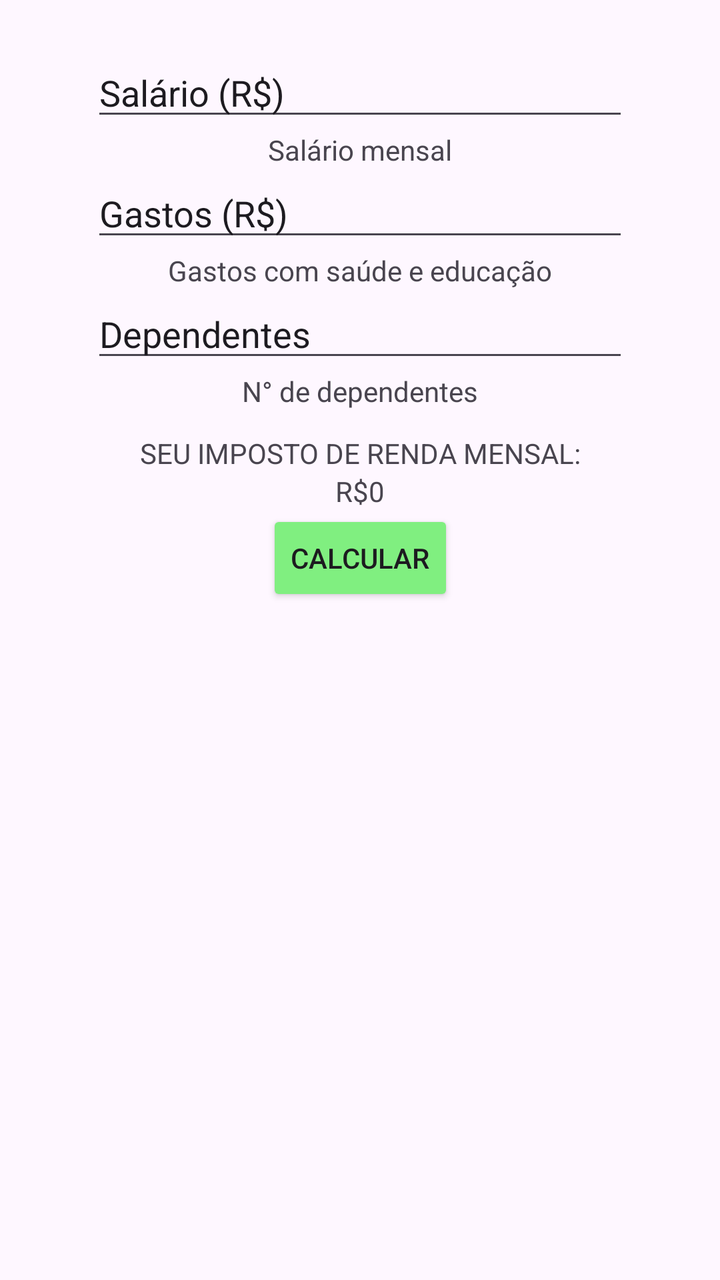
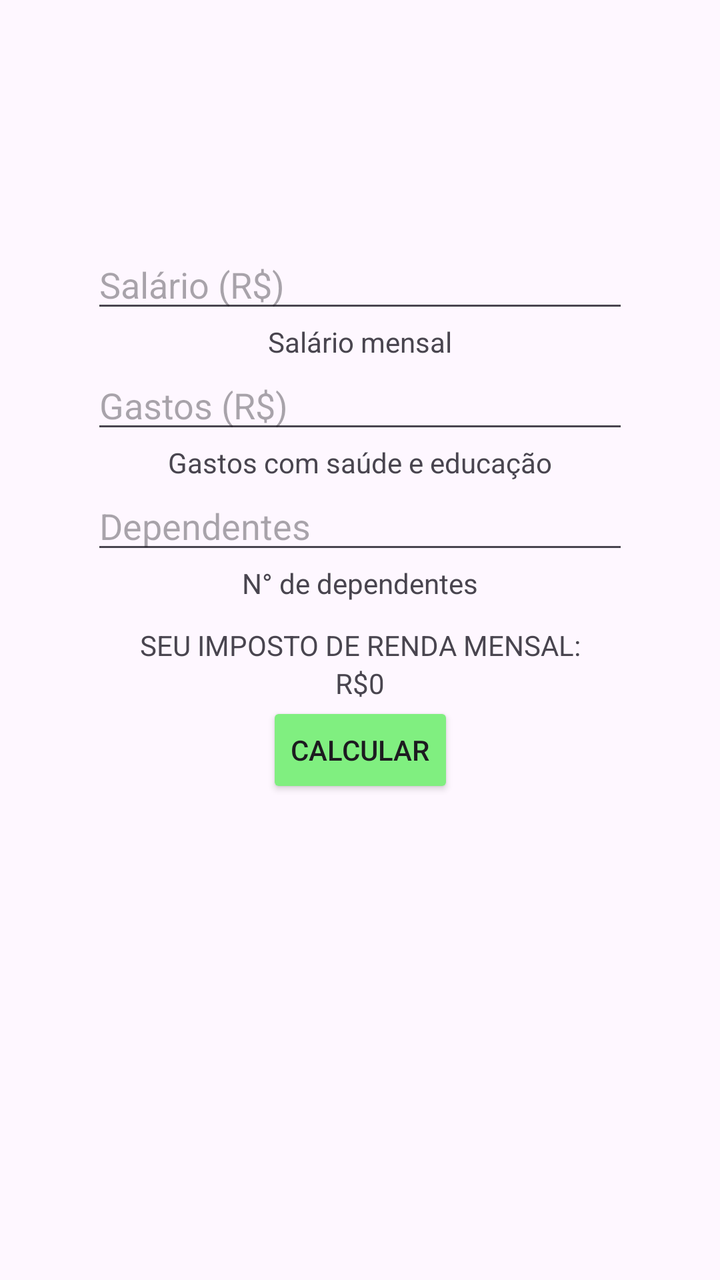

Compare the two renders of this Android layout. The source of the first and the diff that turns it into the second are given below.
<!-- AndroidManifest.xml: application theme Theme.ImpostoRenda -->
<!-- res/layout/activity_main.xml -->
<?xml version="1.0" encoding="utf-8"?>
<androidx.constraintlayout.widget.ConstraintLayout xmlns:android="http://schemas.android.com/apk/res/android"
    xmlns:app="http://schemas.android.com/apk/res-auto"
    xmlns:tools="http://schemas.android.com/tools"
    android:id="@+id/main"
    android:layout_width="match_parent"
    android:layout_height="match_parent"
    tools:context=".MainActivity"
    android:paddingHorizontal="12dp"
    android:paddingVertical="24dp">

    <EditText
        android:id="@+id/salario_text_input"
        android:layout_width="0dp"
        android:layout_height="wrap_content"
        android:text="@string/placeHolderInpSalario"
        app:layout_constraintWidth_percent="0.8"
        android:inputType="numberDecimal"
        app:layout_constraintEnd_toEndOf="parent"
        app:layout_constraintStart_toStartOf="parent"
        app:layout_constraintTop_toTopOf="parent"
        app:layout_constraintBottom_toTopOf="@id/salario_texto_hint"

        />

    <TextView
        android:id="@+id/salario_texto_hint"
        android:layout_width="wrap_content"
        android:layout_height="wrap_content"
        android:text="@string/textoHintInpSalario"
        app:layout_constraintTop_toBottomOf="@id/salario_text_input"
        app:layout_constraintStart_toStartOf="parent"
        app:layout_constraintEnd_toEndOf="parent"
        />

    <EditText
        android:id="@+id/gastos_text_input"
        android:layout_width="0dp"
        android:layout_height="wrap_content"
        android:text="@string/placeHolderInpGastos"
        app:layout_constraintWidth_percent="0.8"
        android:inputType="numberDecimal"
        app:layout_constraintTop_toBottomOf="@id/salario_texto_hint"
        app:layout_constraintBottom_toTopOf="@id/gastos_texto_hint"
        app:layout_constraintStart_toStartOf="parent"
        app:layout_constraintEnd_toEndOf="parent"

        />

    <TextView
        android:id="@+id/gastos_texto_hint"
        android:layout_width="wrap_content"
        android:layout_height="wrap_content"
        android:text="@string/textoHintInpGastos"
        app:layout_constraintTop_toBottomOf="@id/gastos_text_input"
        app:layout_constraintStart_toStartOf="parent"
        app:layout_constraintEnd_toEndOf="parent"

        />

    <EditText
        android:id="@+id/depend_text_input"
        android:layout_width="0dp"
        android:layout_height="wrap_content"
        android:text="@string/placeHolderInpDepend"
        app:layout_constraintWidth_percent="0.8"
        android:inputType="numberDecimal"
        app:layout_constraintStart_toStartOf="parent"
        app:layout_constraintEnd_toEndOf="parent"
        app:layout_constraintTop_toBottomOf="@id/gastos_texto_hint"
        app:layout_constraintBottom_toTopOf="@id/depend_texto_hint"


        />

    <TextView
        android:id="@+id/depend_texto_hint"
        android:layout_width="wrap_content"
        android:layout_height="wrap_content"
        android:text="@string/textoHintInpDepend"
        app:layout_constraintStart_toStartOf="parent"
        app:layout_constraintEnd_toEndOf="parent"
        app:layout_constraintTop_toBottomOf="@id/depend_text_input"

        />

    <TextView
        android:id="@+id/resultado_texto"
        android:layout_width="wrap_content"
        android:layout_height="wrap_content"
        android:text="@string/textoResultadoImp"
        android:layout_marginTop="12dp"
        app:layout_constraintStart_toStartOf="parent"
        app:layout_constraintEnd_toEndOf="parent"
        app:layout_constraintTop_toBottomOf="@id/depend_texto_hint"
        />

    <TextView
        android:id="@+id/cifrao_valor_imposto"
        android:layout_width="wrap_content"
        android:layout_height="wrap_content"
        android:text="R$"
        app:layout_constraintTop_toBottomOf="@id/resultado_texto"
        app:layout_constraintStart_toStartOf="parent"
        app:layout_constraintEnd_toStartOf="@id/valor_calculado_imposto"
        app:layout_constraintHorizontal_chainStyle="packed"
        />

    <TextView
        android:id="@+id/valor_calculado_imposto"
        android:layout_width="wrap_content"
        android:layout_height="wrap_content"
        android:text="0"
        app:layout_constraintTop_toBottomOf="@id/resultado_texto"
        app:layout_constraintStart_toEndOf="@id/cifrao_valor_imposto"
        app:layout_constraintEnd_toEndOf="parent"

        />

    <Button

        android:id="@+id/btn_calculo_imp"
        android:layout_width="wrap_content"
        android:layout_height="wrap_content"
        android:text="@string/botaoCalcularTexto"
        android:backgroundTint="@color/green"
        app:layout_constraintStart_toStartOf="parent"
        app:layout_constraintEnd_toEndOf="parent"
        app:layout_constraintTop_toBottomOf="@id/cifrao_valor_imposto"

        />

</androidx.constraintlayout.widget.ConstraintLayout>
<!-- resources referenced by this layout -->
<resources>
  <color name="green">#80EF80</color>
  <string name="botaoCalcularTexto">CALCULAR</string>
  <string name="placeHolderInpDepend">Dependentes</string>
  <string name="placeHolderInpGastos">Gastos (R$)</string>
  <string name="placeHolderInpSalario">Salário (R$)</string>
  <string name="textoHintInpDepend">N° de dependentes</string>
  <string name="textoHintInpGastos">Gastos com saúde e educação</string>
  <string name="textoHintInpSalario">Salário mensal</string>
  <string name="textoResultadoImp">SEU IMPOSTO DE RENDA MENSAL:</string>
  <style name="Theme.ImpostoRenda" parent="Base.Theme.ImpostoRenda" />
  <style name="Base.Theme.ImpostoRenda" parent="Theme.Material3.DayNight.NoActionBar">
          
          
      </style>
</resources>

<!-- the commit's change to res/layout/activity_main.xml (unified diff, before → after) -->
@@ -7,20 +7,20 @@
     android:layout_height="match_parent"
     tools:context=".MainActivity"
     android:paddingHorizontal="12dp"
-    android:paddingVertical="24dp">
+    android:paddingVertical="120dp">
 
     <EditText
         android:id="@+id/salario_text_input"
         android:layout_width="0dp"
         android:layout_height="wrap_content"
-        android:text="@string/placeHolderInpSalario"
+        android:hint="@string/placeHolderInpSalario"
         app:layout_constraintWidth_percent="0.8"
         android:inputType="numberDecimal"
         app:layout_constraintEnd_toEndOf="parent"
         app:layout_constraintStart_toStartOf="parent"
         app:layout_constraintTop_toTopOf="parent"
         app:layout_constraintBottom_toTopOf="@id/salario_texto_hint"
-
+        app:layout_constraintVertical_chainStyle="spread_inside"
         />
 
     <TextView
@@ -29,6 +29,7 @@
         android:layout_height="wrap_content"
         android:text="@string/textoHintInpSalario"
         app:layout_constraintTop_toBottomOf="@id/salario_text_input"
+        app:layout_constraintBottom_toTopOf="@id/gastos_text_input"
         app:layout_constraintStart_toStartOf="parent"
         app:layout_constraintEnd_toEndOf="parent"
         />
@@ -37,7 +38,7 @@
         android:id="@+id/gastos_text_input"
         android:layout_width="0dp"
         android:layout_height="wrap_content"
-        android:text="@string/placeHolderInpGastos"
+        android:hint="@string/placeHolderInpGastos"
         app:layout_constraintWidth_percent="0.8"
         android:inputType="numberDecimal"
         app:layout_constraintTop_toBottomOf="@id/salario_texto_hint"
@@ -53,6 +54,7 @@
         android:layout_height="wrap_content"
         android:text="@string/textoHintInpGastos"
         app:layout_constraintTop_toBottomOf="@id/gastos_text_input"
+        app:layout_constraintBottom_toTopOf="@id/depend_text_input"
         app:layout_constraintStart_toStartOf="parent"
         app:layout_constraintEnd_toEndOf="parent"
 
@@ -62,7 +64,7 @@
         android:id="@+id/depend_text_input"
         android:layout_width="0dp"
         android:layout_height="wrap_content"
-        android:text="@string/placeHolderInpDepend"
+        android:hint="@string/placeHolderInpDepend"
         app:layout_constraintWidth_percent="0.8"
         android:inputType="numberDecimal"
         app:layout_constraintStart_toStartOf="parent"
